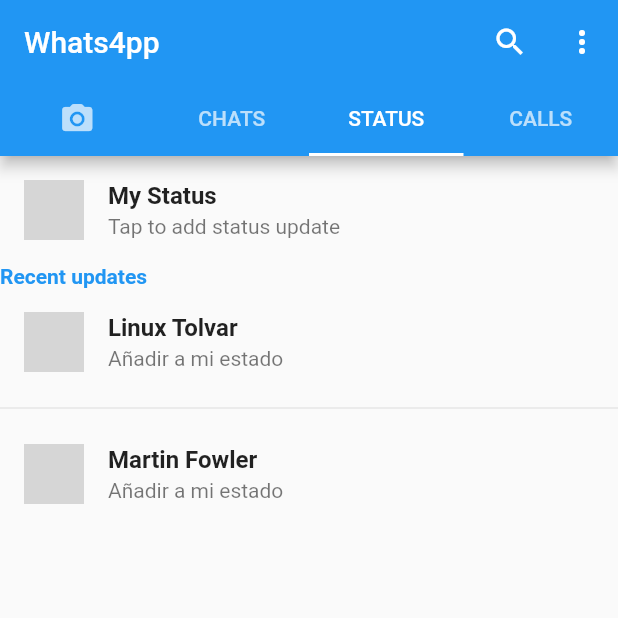
After one commit to rdrocca/flutter-projects, a Flutter app: the HomeWhats4pp screen opened directly, tab 3 chosen, after a tap on the "search" icon, on a phone screen of 412 x 824 dp, the top half of it. The commit adds this screen. Run offline on Flutter 3.47's test engine with Material 2 defaults, Android fonts, the phone set to English and light mode, and no system bars; our stand-ins replace google_fonts; network calls fail; grey boxes are pictures that could not be loaded.

Commit message:
Adding whats4pp project

```diff
--- a/lib/clubhouse/main_clubhouse.dart
+++ b/lib/clubhouse/main_clubhouse.dart
@@ -1,7 +1,8 @@
 import 'package:flutter/material.dart';
-import 'config/palette.dart';
-import 'screens/home_screen.dart';
 import 'package:google_fonts/google_fonts.dart';
+
+import './themes/palette.dart';
+import './screens/home_screen.dart';
 
 // Flutter Clubhouse Clone UI Tutorial | Apps From Scratch - https://youtu.be/x606y4QWrxo
 class MainClubhouse extends StatelessWidget {
--- a/lib/clubhouse/widgets/upcoming_rooms.dart
+++ b/lib/clubhouse/widgets/upcoming_rooms.dart
@@ -1,7 +1,7 @@
 import 'package:flutter/material.dart';
 
-import '../config/palette.dart';
 import '../data.dart';
+import '../themes/palette.dart';
 
 class UpcomingRooms extends StatelessWidget {
   final List<Room> upcomingRooms;
--- a/lib/timeline/timeline_painter.dart
+++ b/lib/timeline/timeline_painter.dart
@@ -70,7 +70,7 @@ class TimelinePainter extends CustomPainter {
     var pos = Offset(0, size.height);
     var year = startDate.year;
     var month = startDate.month;
-    var day = startDate.day;
+    //var day = startDate.day;
 
     final padding = Offset(5, -10);
     var d = DateTime.utc(startDate.year, startDate.month, 1);
--- /dev/null
+++ b/lib/whats4pp/home_whats4pp.dart
@@ -0,0 +1,75 @@
+import 'package:flutter/material.dart';
+
+import './screens/tabs/calls_tab.dart';
+import './screens/tabs/camera_tab.dart';
+import './screens/tabs/chats_tab.dart';
+import './screens/tabs/status_tab.dart';
+
+class HomeWhats4pp extends StatefulWidget {
+  const HomeWhats4pp({Key? key}) : super(key: key);
+
+  @override
+  _HomeWhats4ppState createState() => _HomeWhats4ppState();
+}
+
+class _HomeWhats4ppState extends State<HomeWhats4pp>
+    with SingleTickerProviderStateMixin {
+  late TabController _tabController;
+
+  @override
+  void initState() {
+    super.initState();
+    _tabController = TabController(length: 4, vsync: this, initialIndex: 1);
+  }
+
+  @override
+  void dispose() {
+    _tabController.dispose();
+    super.dispose();
+  }
+
+  @override
+  Widget build(BuildContext context) {
+    return Scaffold(
+      appBar: AppBar(
+        title: Text("Whats4pp"),
+        bottom: TabBar(
+          controller: _tabController,
+          tabs: [
+            Tab(icon: Icon(Icons.camera_alt_rounded)),
+            Tab(text: "CHATS"),
+            Tab(text: "STATUS"),
+            Tab(text: "CALLS"),
+          ],
+        ),
+        actions: [
+          IconButton(
+            padding: EdgeInsets.all(12.0),
+            icon: Icon(Icons.search),
+            tooltip: 'Search',
+            onPressed: () {
+              // handle the press
+            },
+          ),
+          IconButton(
+            padding: EdgeInsets.all(12.0),
+            icon: Icon(Icons.more_vert),
+            tooltip: 'More options',
+            onPressed: () {
+              // handle the press
+            },
+          )
+        ],
+      ),
+      body: TabBarView(
+        controller: _tabController,
+        children: [
+          CameraTab(),
+          ChatsTab(),
+          StatusTab(),
+          CallsTab(),
+        ],
+      ),
+    );
+  }
+}
--- /dev/null
+++ b/lib/whats4pp/models/status_model.dart
@@ -0,0 +1,28 @@
+import './chat_model.dart';
+
+class StatusModel {
+  final String imgUrl;
+  final String name;
+  final String time;
+
+  StatusModel({required this.name, required this.time, required this.imgUrl});
+}
+
+List<StatusModel> status = [
+  new StatusModel(
+      name: messageData[0].name,
+      time: "Hoy, 3:00AM",
+      imgUrl: messageData[0].imageUrl),
+  new StatusModel(
+      name: messageData[1].name,
+      time: "Hoy, 4:23AM",
+      imgUrl: messageData[1].imageUrl),
+  new StatusModel(
+      name: messageData[2].name,
+      time: "Hoy, 5:23PM",
+      imgUrl: messageData[2].imageUrl),
+  new StatusModel(
+      name: messageData[3].name,
+      time: "Hoy, 4:43PM",
+      imgUrl: messageData[3].imageUrl),
+];
--- /dev/null
+++ b/lib/whats4pp/screens/tabs/chats_tab.dart
@@ -0,0 +1,57 @@
+import 'package:flutter/material.dart';
+import '../../models/chat_model.dart';
+//import '../../models/status_model.dart';
+
+import '../chat_screen.dart';
+
+class ChatsTab extends StatefulWidget {
+  const ChatsTab({Key? key}) : super(key: key);
+
+  @override
+  _ChatsTabState createState() => _ChatsTabState();
+}
+
+class _ChatsTabState extends State<ChatsTab> {
+  @override
+  Widget build(BuildContext context) {
+    return ListView.builder(
+        itemCount: messageData.length,
+        itemBuilder: (context, index) => Column(
+              children: [
+                if (index > 0) Divider(height: 12.0),
+                ListTile(
+                  leading: CircleAvatar(
+                    backgroundImage: NetworkImage(messageData[index].imageUrl),
+                  ),
+                  title: Row(
+                    mainAxisAlignment: MainAxisAlignment.spaceBetween,
+                    children: [
+                      Text(
+                        messageData[index].name,
+                        style: TextStyle(fontWeight: FontWeight.bold),
+                      ),
+                      Text(
+                        messageData[index].time,
+                        style: TextStyle(color: Colors.grey, fontSize: 15.0),
+                      )
+                    ],
+                  ),
+                  subtitle: Container(
+                    padding: const EdgeInsets.only(top: 6.0),
+                    child: Text(
+                      messageData[index].message,
+                      style: TextStyle(color: Colors.grey, fontSize: 15.0),
+                    ),
+                  ),
+                  onTap: () {
+                    var route = MaterialPageRoute(
+                        builder: (BuildContext context) => ChatScreen(
+                              name: messageData[index].name,
+                            ));
+                    Navigator.of(context).push(route);
+                  },
+                ),
+              ],
+            ));
+  }
+}
--- /dev/null
+++ b/lib/whats4pp/screens/tabs/status_tab.dart
@@ -0,0 +1,62 @@
+import 'package:flutter/material.dart';
+
+import '../../models/status_model.dart';
+
+class StatusTab extends StatefulWidget {
+  @override
+  _StatusTabState createState() => _StatusTabState();
+}
+
+class _StatusTabState extends State<StatusTab> {
+  @override
+  Widget build(BuildContext context) {
+    return Scaffold(
+      body: ListView(
+        children: <Widget>[
+          ListTile(
+            leading: CircleAvatar(
+              foregroundColor: Theme.of(context).accentColor,
+              backgroundColor: Colors.grey,
+              backgroundImage: NetworkImage(
+                  "https://avatars.githubusercontent.com/u/52813517?s=400&u=ffdb04d74ae1f757977ea5dc82bdd3a2f7542b26&v=4"),
+            ),
+            title: Text(
+              "My Status",
+              style: TextStyle(fontWeight: FontWeight.bold),
+            ),
+            subtitle: Text("Tap to add status update"),
+          ),
+          Text("Recent updates",
+              style: TextStyle(
+                  fontWeight: FontWeight.bold,
+                  color: Theme.of(context).primaryColor)),
+          ListTile(
+            leading: CircleAvatar(
+              foregroundColor: Theme.of(context).accentColor,
+              backgroundColor: Colors.grey,
+              backgroundImage: NetworkImage(status[1].imgUrl),
+            ),
+            title: Text(
+              status[1].name,
+              style: TextStyle(fontWeight: FontWeight.bold),
+            ),
+            subtitle: Text("Añadir a mi estado"),
+          ),
+          Divider(),
+          ListTile(
+            leading: CircleAvatar(
+              foregroundColor: Theme.of(context).accentColor,
+              backgroundColor: Colors.grey,
+              backgroundImage: NetworkImage(status[0].imgUrl),
+            ),
+            title: Text(
+              status[0].name,
+              style: TextStyle(fontWeight: FontWeight.bold),
+            ),
+            subtitle: Text("Añadir a mi estado"),
+          ),
+        ],
+      ),
+    );
+  }
+}
--- a/pubspec.yaml
+++ b/pubspec.yaml
@@ -23,7 +23,7 @@ environment:
 dependencies:
   flutter:
     sdk: flutter
-  cached_network_image: ^2.5.1
+  cached_network_image: ^3.1.0
   circle_wheel_scroll: ^0.0.1+1
   cupertino_icons: ^1.0.2
   google_fonts: ^2.0.0
```
Also changed, not shown: lib/main.dart (+9 -0 lines), lib/whats4pp/main_whats4pp.dart (added, +18 -0 lines), lib/whats4pp/models/chat_model.dart (added, +50 -0 lines), lib/whats4pp/screens/chat_screen.dart (added, +133 -0 lines), lib/whats4pp/screens/contacts_scree.dart (added, +17 -0 lines), lib/whats4pp/screens/tabs/calls_tab.dart (added, +10 -0 lines), lib/whats4pp/screens/tabs/camera_tab.dart (added, +10 -0 lines), lib/clubhouse/themes/palette.dart (renamed from lib/clubhouse/config/palette.dart).
